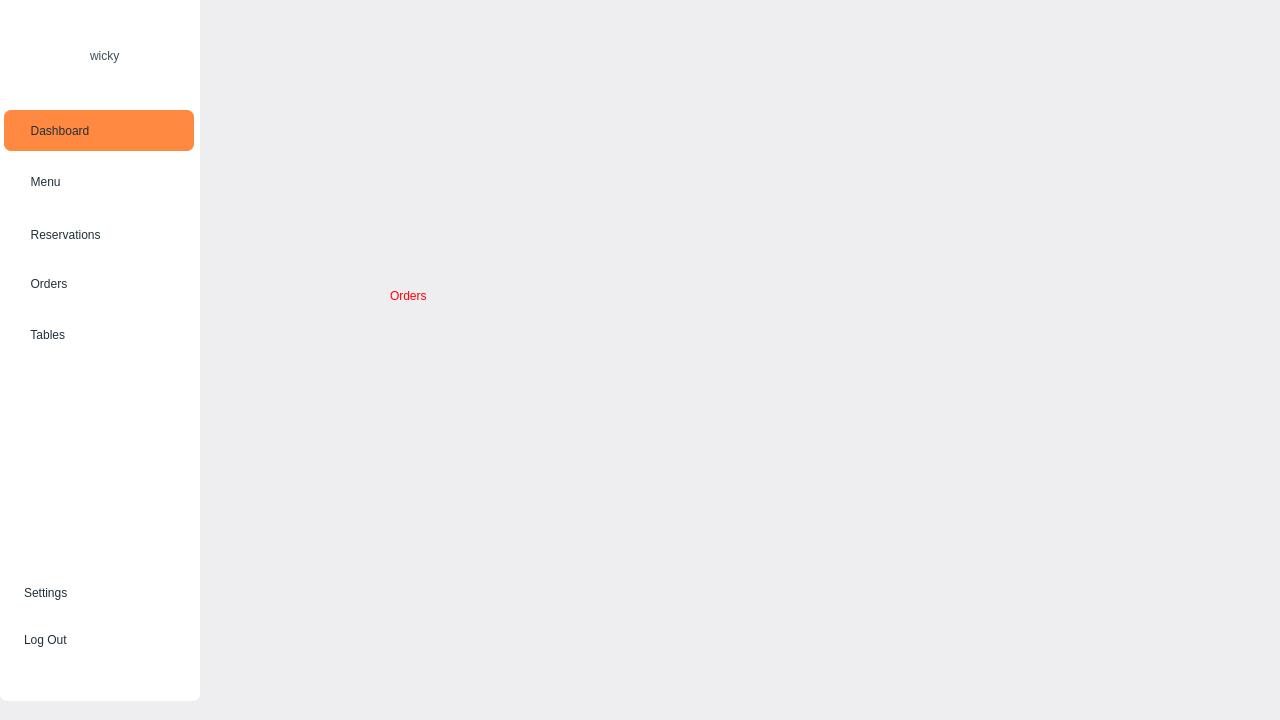
This is ui/admindashboard.ui in MxGhadimi/Qwicky-Uni as Qt 5 draws it before an edit. The edited form follows.
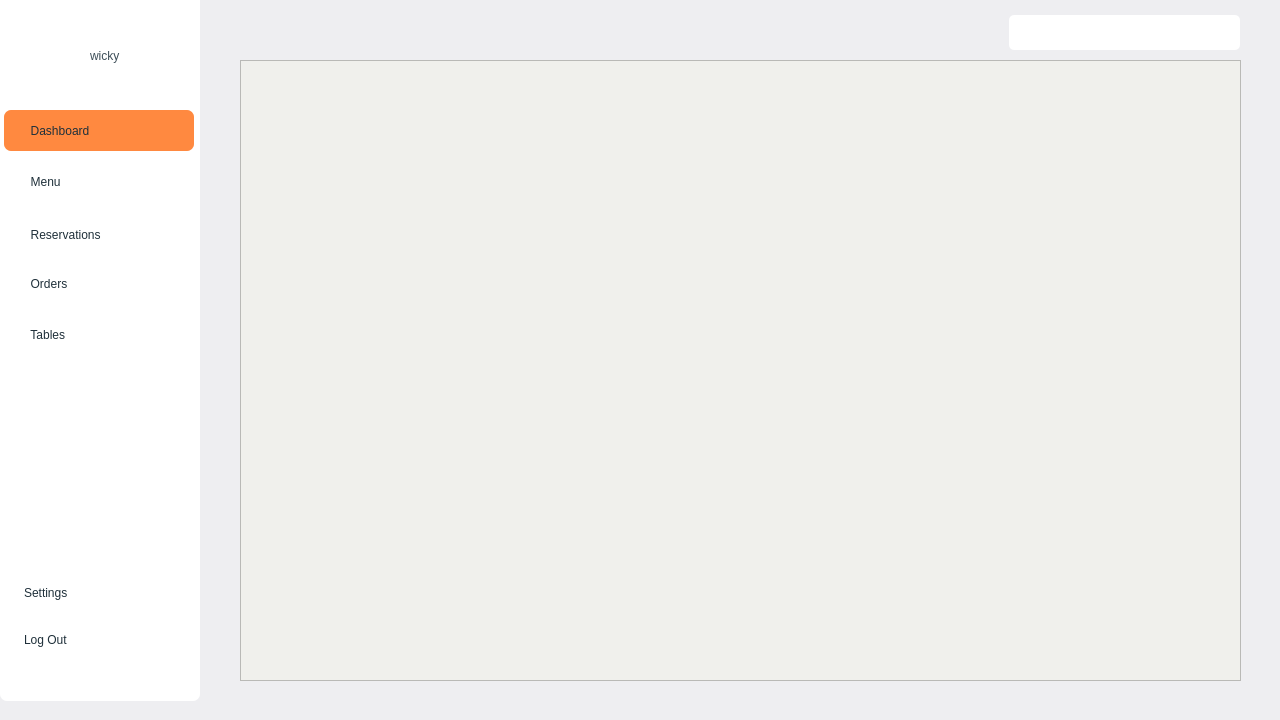
This is the edited form. The open tabs and pages were chosen to show the change. Icons and pictures are not drawn.

Commit message: Fixed the issue with database in Order class / 'Orders_QW' now shows the orders!!! / the 'Orders' and 'Tables' have been relocated to items.db

The edit to the form file:
```diff
--- a/ui/admindashboard.ui
+++ b/ui/admindashboard.ui
@@ -639,6 +639,52 @@
       <height>701</height>
      </rect>
     </property>
+    <property name="palette">
+     <palette>
+      <active>
+       <colorrole role="Window">
+        <brush brushstyle="SolidPattern">
+         <color alpha="255">
+          <red>240</red>
+          <green>240</green>
+          <blue>236</blue>
+         </color>
+        </brush>
+       </colorrole>
+      </active>
+      <inactive>
+       <colorrole role="Window">
+        <brush brushstyle="SolidPattern">
+         <color alpha="255">
+          <red>240</red>
+          <green>240</green>
+          <blue>236</blue>
+         </color>
+        </brush>
+       </colorrole>
+      </inactive>
+      <disabled>
+       <colorrole role="Base">
+        <brush brushstyle="SolidPattern">
+         <color alpha="255">
+          <red>240</red>
+          <green>240</green>
+          <blue>236</blue>
+         </color>
+        </brush>
+       </colorrole>
+       <colorrole role="Window">
+        <brush brushstyle="SolidPattern">
+         <color alpha="255">
+          <red>240</red>
+          <green>240</green>
+          <blue>236</blue>
+         </color>
+        </brush>
+       </colorrole>
+      </disabled>
+     </palette>
+    </property>
     <property name="currentIndex">
      <number>3</number>
     </property>
@@ -1372,20 +1418,152 @@
      <widget class="QLabel" name="label_2">
       <property name="geometry">
        <rect>
-        <x>190</x>
-        <y>200</y>
+        <x>1010</x>
+        <y>20</y>
+        <width>25</width>
+        <height>25</height>
+       </rect>
+      </property>
+      <property name="styleSheet">
+       <string notr="true">background: none;</string>
+      </property>
+      <property name="text">
+       <string/>
+      </property>
+      <property name="pixmap">
+       <pixmap resource="../data/mainresources.qrc">:/icons/images/icons/search.png</pixmap>
+      </property>
+      <property name="scaledContents">
+       <bool>true</bool>
+      </property>
+     </widget>
+     <widget class="QLineEdit" name="Search_LE_2">
+      <property name="geometry">
+       <rect>
+        <x>809</x>
+        <y>15</y>
         <width>231</width>
-        <height>191</height>
+        <height>35</height>
        </rect>
       </property>
       <property name="styleSheet">
-       <string notr="true">font: 48pt &quot;Segoe UI&quot;;
-color: rgb(255, 0, 4);</string>
+       <string notr="true">QLineEdit {
+	background-color: white;
+	color: rgb(31, 48, 58);
+	border-radius: 5px;
+	border-color: rgb(188, 193, 193);
+	padding-left: 5px;
+	padding-right: 30px;
+}
+
+QLineEdit:focus {
+    border-color: rgb(52, 81, 98);
+}</string>
       </property>
       <property name="text">
-       <string>Orders</string>
+       <string/>
       </property>
      </widget>
+     <widget class="QWidget" name="gridLayoutWidget_2">
+      <property name="geometry">
+       <rect>
+        <x>40</x>
+        <y>60</y>
+        <width>1001</width>
+        <height>621</height>
+       </rect>
+      </property>
+      <layout class="QGridLayout" name="gridLayout_3">
+       <item row="0" column="0" colspan="2">
+        <widget class="QScrollArea" name="scrollArea_3">
+         <property name="styleSheet">
+          <string notr="true">QScrollArea {
+    background-color: transparent;
+    border: none;
+    padding: 0px;
+}
+
+QScrollArea &gt; QWidget &gt; QWidget {
+    background-color: transparent;
+    border: none;
+}
+
+QScrollArea &gt; QWidget &gt; QScrollBar:vertical {
+    background: rgb(223, 229, 229); 
+    width: 4px;
+    padding-bottom: 5px;
+    padding-top: 5px;
+}
+
+QScrollArea &gt; QWidget &gt; QScrollBar::handle:vertical {
+    background:  rgb(255, 137, 64);
+    min-height: 3px;
+    border-radius: 2px;
+}
+
+QScrollArea &gt; QWidget &gt; QScrollBar::add-line:vertical {
+    background: rgb(223, 229, 229);
+}
+
+QScrollArea &gt; QWidget &gt; QScrollBar::sub-line:vertical {
+    background: rgb(223, 229, 229);
+}
+
+QScrollArea &gt; QWidget &gt; QScrollBar::add-page:vertical, QScrollArea &gt; QWidget &gt; QScrollBar::sub-page:vertical {
+    background: rgb(223, 229, 229);
+}
+
+QMenu {
+    border: 1px solid white;
+    border-radius: 5px;
+    background-color: rgb(6, 106, 110);
+    padding: 7px;
+    color: white;
+}
+
+QMenu::item {
+    padding: 4px;
+}
+
+QMenu::item:hover {
+    border: none;
+    outline: none;
+}
+
+QMenu::item:selected {
+    background-color: rgb(255, 137, 64);
+    border-radius: 5px;
+    color: rgb(31, 48, 58);
+}
+
+QMenu::separator {
+    height: 1px;
+    background-color: white;
+}</string>
+         </property>
+         <property name="lineWidth">
+          <number>1</number>
+         </property>
+         <property name="widgetResizable">
+          <bool>true</bool>
+         </property>
+         <widget class="QWidget" name="scrollAreaWidgetContents_4">
+          <property name="geometry">
+           <rect>
+            <x>0</x>
+            <y>0</y>
+            <width>999</width>
+            <height>619</height>
+           </rect>
+          </property>
+         </widget>
+        </widget>
+       </item>
+      </layout>
+     </widget>
+     <zorder>Search_LE_2</zorder>
+     <zorder>gridLayoutWidget_2</zorder>
+     <zorder>Searchlogo_L_2</zorder>
     </widget>
    </widget>
   </widget>
```
Left out of the diff: 99 changed lines with no effect on the pictures. The commit also changes 19 other files.
